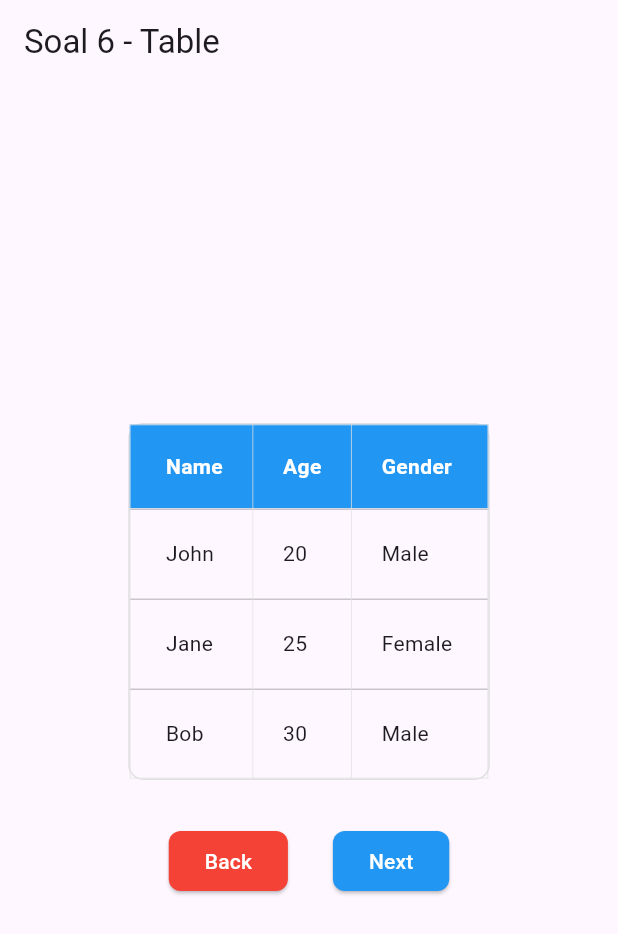
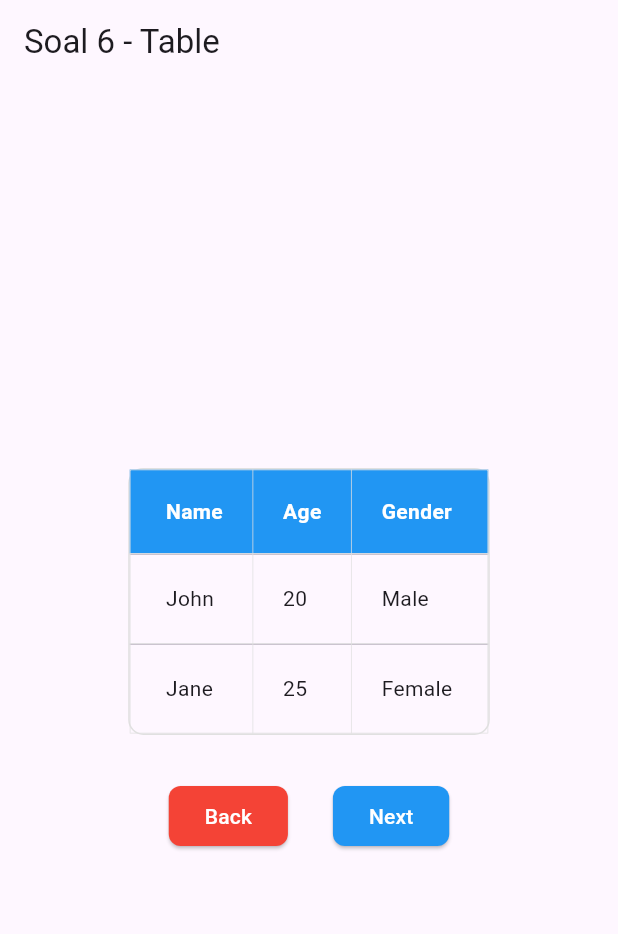
Before and after one commit to Ivriel/asesmen_awal_ppb, a Flutter app: the TableWidget screen opened directly, on a phone screen of 412 x 824 dp. Shown: the top 934 px of the screen. Run offline on Flutter 3.47's test engine with Material 3 defaults, Android fonts, the light colour scheme and no system bars; our stand-ins replace dio.

Commit message:
Hapus unsused import

```diff
--- a/lib/image.dart
+++ b/lib/image.dart
@@ -1,5 +1,4 @@
 import 'package:asesmen_awal/button.dart';
-import 'package:asesmen_awal/hello_world.dart';
 import 'package:flutter/material.dart';
 
 class ImageWidget extends StatelessWidget {
--- a/lib/main.dart
+++ b/lib/main.dart
@@ -1,8 +1,4 @@
-import 'package:asesmen_awal/API.dart';
-import 'package:asesmen_awal/button.dart';
 import 'package:asesmen_awal/hello_world.dart';
-import 'package:asesmen_awal/image.dart';
-import 'package:asesmen_awal/table.dart';
 import 'package:flutter/material.dart';
 
 void main() {
--- a/lib/table.dart
+++ b/lib/table.dart
@@ -45,12 +45,7 @@ class TableWidget extends StatelessWidget {
                     DataCell(Text('Jane')),
                     DataCell(Text('25')),
                     DataCell(Text('Female')),
-                  ]),
-                  DataRow(cells: [
-                    DataCell(Text('Bob')),
-                    DataCell(Text('30')),
-                    DataCell(Text('Male')),
-                  ]),
+                  ])
                 ],
               ),
             ),
```
